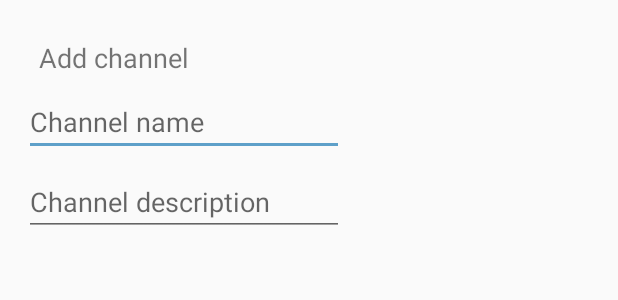
After one commit to mvkva/SmackChatApp, an Android app: the layout add_channel_dialog.xml on its own in the app's theme, with its tools: preview values and no code run, on a phone screen of 412 x 824 dp. The commit adds this screen. Shown: the top 300 px of the screen. Run offline under Robolectric (Android 15) with nearby library versions, the phone set to English and light mode, and no system bars.

Commit message:
Add channel dialog.

```diff
--- /dev/null
+++ b/app/src/main/res/layout/add_channel_dialog.xml
@@ -0,0 +1,44 @@
+<?xml version="1.0" encoding="utf-8"?>
+<android.support.constraint.ConstraintLayout xmlns:android="http://schemas.android.com/apk/res/android"
+                                             xmlns:app="http://schemas.android.com/apk/res-auto"
+                                             xmlns:tools="http://schemas.android.com/tools"
+                                             android:layout_width="match_parent"
+                                             android:layout_height="match_parent">
+
+    <TextView
+        android:id="@+id/textView3"
+        android:layout_width="wrap_content"
+        android:layout_height="wrap_content"
+        android:layout_marginStart="26dp"
+        android:layout_marginTop="26dp"
+        android:text="Add channel"
+        android:textSize="18sp"
+        app:layout_constraintStart_toStartOf="parent"
+        app:layout_constraintTop_toTopOf="parent"/>
+
+    <EditText
+        android:id="@+id/addChannelNameText"
+        android:layout_width="wrap_content"
+        android:layout_height="wrap_content"
+        android:layout_marginStart="16dp"
+        android:layout_marginTop="8dp"
+        android:ems="10"
+        android:hint="Channel name"
+        android:inputType="textPersonName"
+        android:textColor="@android:color/darker_gray"
+        app:layout_constraintStart_toStartOf="parent"
+        app:layout_constraintTop_toBottomOf="@+id/textView3"/>
+
+    <EditText
+        android:id="@+id/addChannelDescriptionText"
+        android:layout_width="wrap_content"
+        android:layout_height="wrap_content"
+        android:layout_marginStart="16dp"
+        android:layout_marginTop="8dp"
+        android:ems="10"
+        android:hint="Channel description"
+        android:inputType="textPersonName"
+        android:textColor="@android:color/darker_gray"
+        app:layout_constraintStart_toStartOf="parent"
+        app:layout_constraintTop_toBottomOf="@+id/addChannelNameText"/>
+</android.support.constraint.ConstraintLayout>
--- a/app/src/main/res/values/strings.xml
+++ b/app/src/main/res/values/strings.xml
@@ -8,4 +8,5 @@
     <string name="action_settings">Settings</string>
     <string name="empty_string_error_message">Make sure user name, email and password are filled in.</string>
     <string name="error_message">Something went wrong, please try again!</string>
+    <string name="login_empty_string_message">Please fill in both email and password.</string>
 </resources>
```
Also changed, not shown: app/src/main/java/com/milenkobojanic/smackchatapp/activities/LoginActivity.kt (+45 -7 lines), app/src/main/java/com/milenkobojanic/smackchatapp/activities/MainActivity.kt (+32 -2 lines), app/src/main/res/layout/activity_login.xml (+11 -0 lines).
